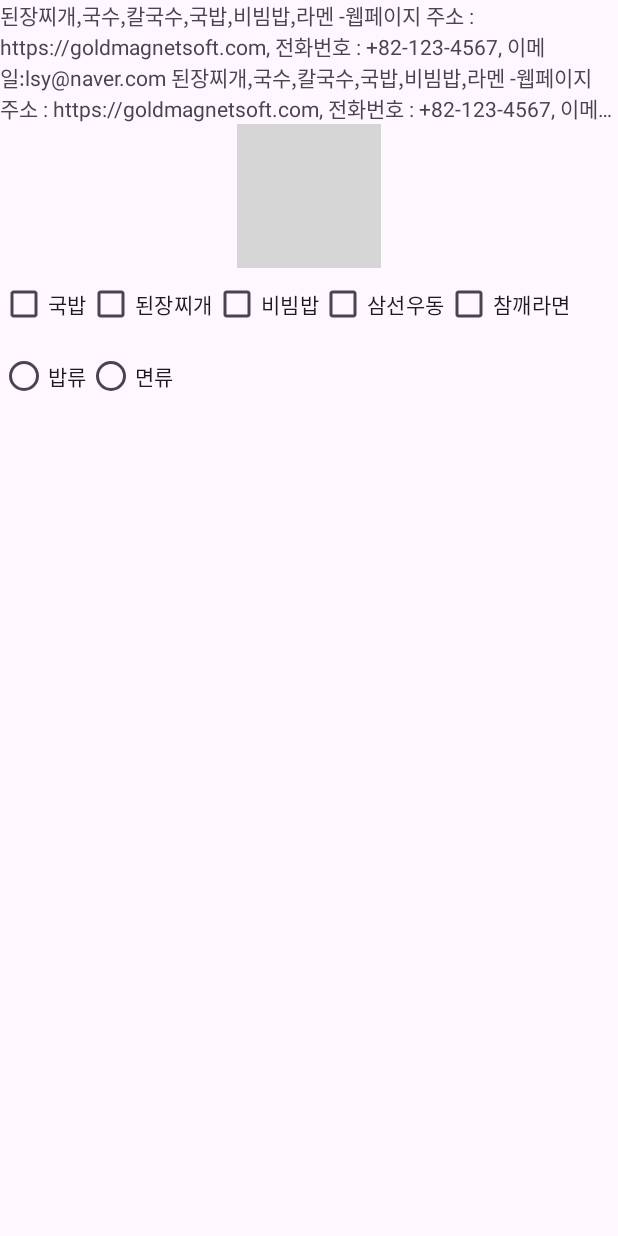
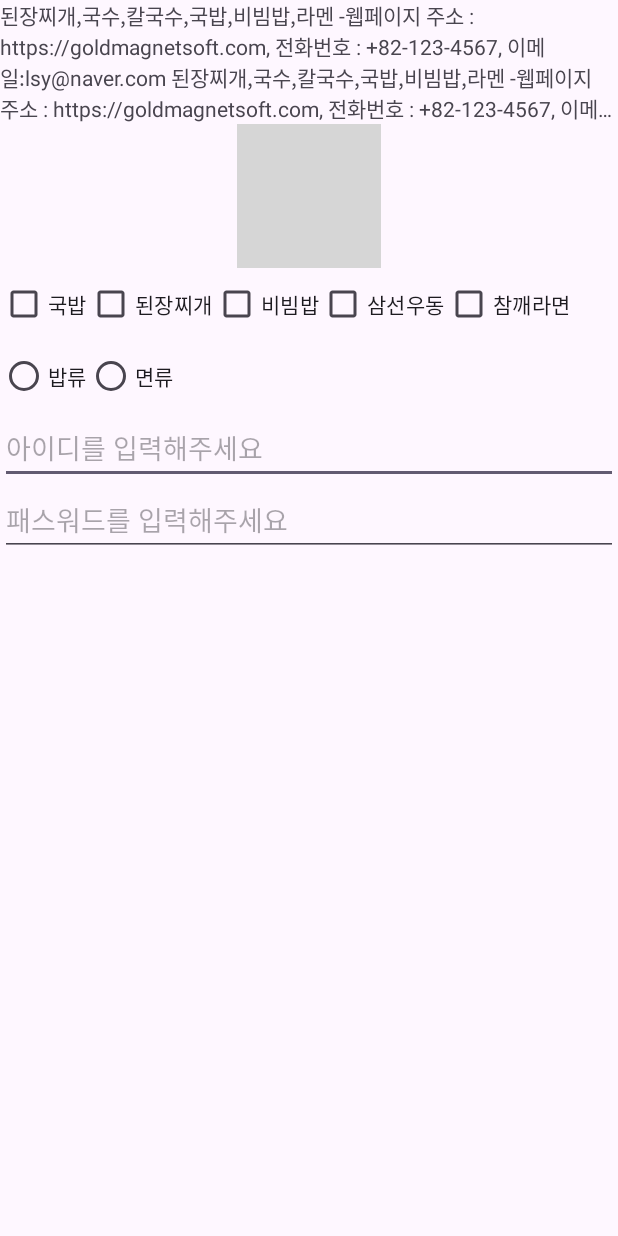
Before and after one commit to lsy3709/AndroidLabTest501, an Android app: the Ch06Test2Activity screen opened directly, with no data from a screen before it, on a phone screen of 412 x 824 dp. Run offline under Robolectric (Android 15) with nearby library versions, the light colour scheme and no system bars; grey boxes are pictures that could not be loaded.

Commit message:
2교시, ch6 뷰 기본 알아보기, 에디트 텍스트 뷰 기본

```diff
--- a/app/src/main/res/layout/activity_ch06_test2.xml
+++ b/app/src/main/res/layout/activity_ch06_test2.xml
@@ -85,6 +85,18 @@
 
         </LinearLayout>
 
+        <EditText
+            android:layout_width="match_parent"
+            android:layout_height="wrap_content"
+            android:inputType="text"
+            android:hint="아이디를 입력해주세요"/>
+
+        <EditText
+            android:layout_width="match_parent"
+            android:layout_height="wrap_content"
+            android:inputType="textPassword"
+            android:hint="패스워드를 입력해주세요"/>
+
 
 
 
```
